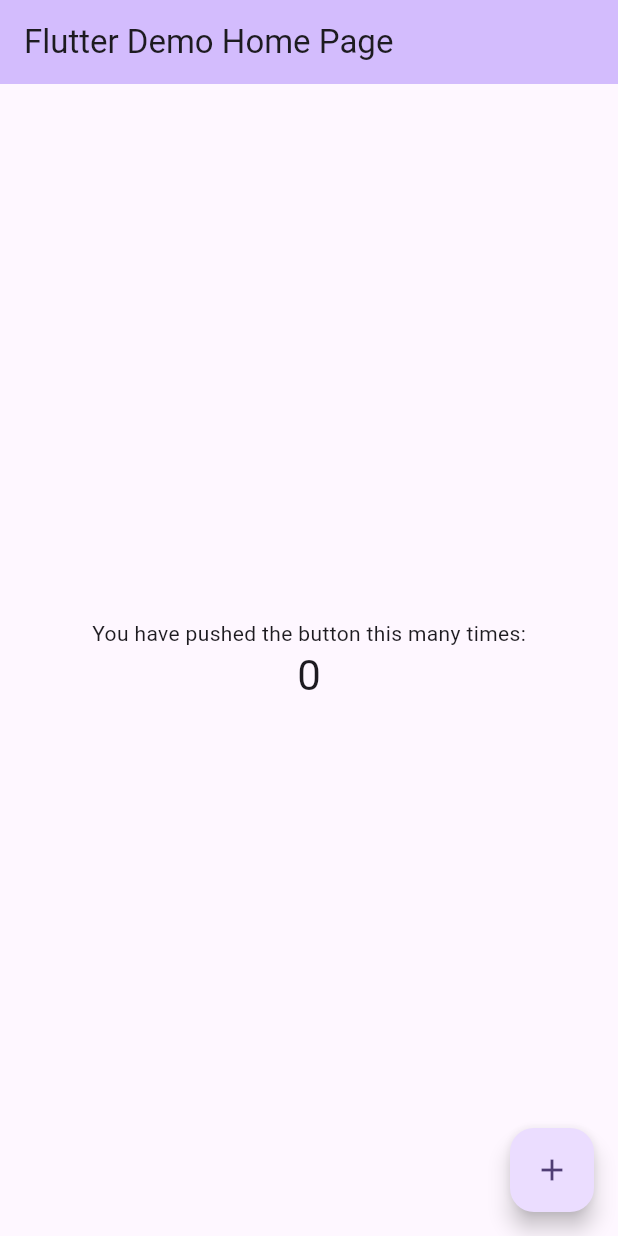
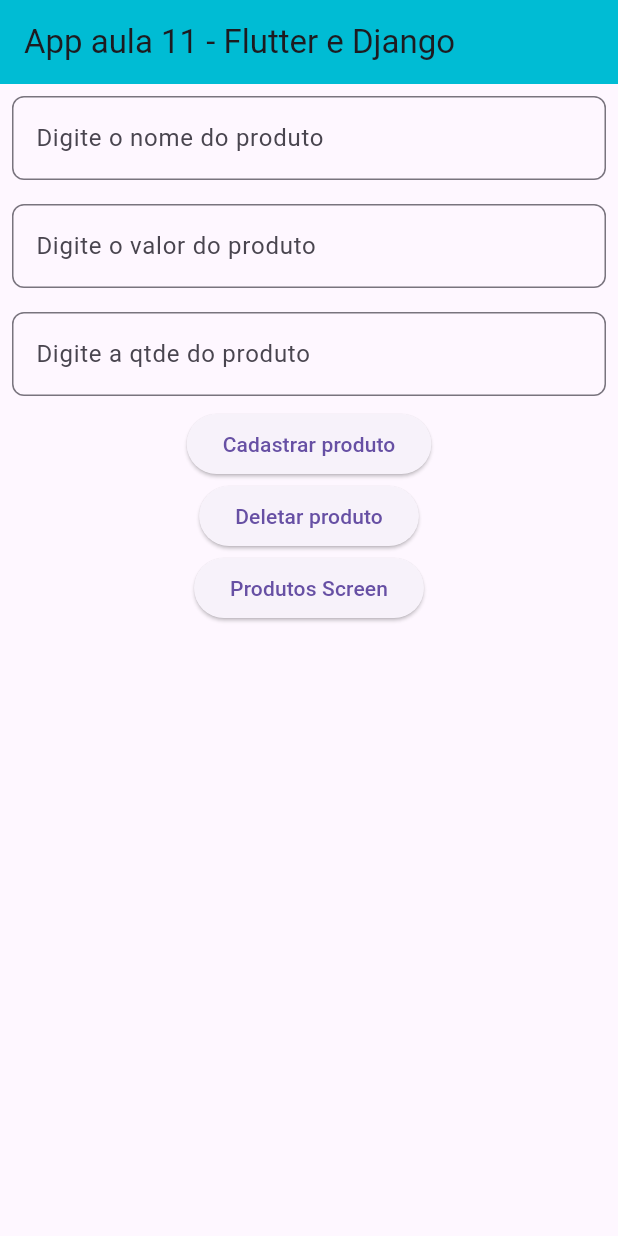
Before and after one commit to Gui-Rocha06/Aplicacoes-mobile-26, a Flutter app: the screen it shows after launch, on a phone screen of 412 x 824 dp. Run offline on Flutter 3.47's test engine with Material 3 defaults, Android fonts, the phone set to English and light mode, and no system bars; our stand-ins replace badges, shared_preferences, sqflite; missing offline and left inert: dart:ffi; accounts and stored records are empty.

Commit message:
Aula 11 - app com cadastro e tela de produtos

```diff
--- a/aula11/appaula11/lib/main.dart
+++ b/aula11/appaula11/lib/main.dart
@@ -1,125 +1,16 @@
+import 'package:appaula11/screens/cadastroprod.dart';
 import 'package:flutter/material.dart';
 
 void main() {
-  runApp(const MyApp());
+  runApp(AppAula11());
 }
 
-class MyApp extends StatelessWidget {
-  const MyApp({super.key});
+class AppAula11 extends StatelessWidget {
+  const AppAula11({super.key});
 
-  // This widget is the root of your application.
   @override
   Widget build(BuildContext context) {
     return MaterialApp(
-      title: 'Flutter Demo',
-      theme: ThemeData(
-        // This is the theme of your application.
-        //
-        // TRY THIS: Try running your application with "flutter run". You'll see
-        // the application has a purple toolbar. Then, without quitting the app,
-        // try changing the seedColor in the colorScheme below to Colors.green
-        // and then invoke "hot reload" (save your changes or press the "hot
-        // reload" button in a Flutter-supported IDE, or press "r" if you used
-        // the command line to start the app).
-        //
-        // Notice that the counter didn't reset back to zero; the application
-        // state is not lost during the reload. To reset the state, use hot
-        // restart instead.
-        //
-        // This works for code too, not just values: Most code changes can be
-        // tested with just a hot reload.
-        colorScheme: ColorScheme.fromSeed(seedColor: Colors.deepPurple),
-        useMaterial3: true,
-      ),
-      home: const MyHomePage(title: 'Flutter Demo Home Page'),
-    );
+    home: CadastroProduto());
   }
 }
-
-class MyHomePage extends StatefulWidget {
-  const MyHomePage({super.key, required this.title});
-
-  // This widget is the home page of your application. It is stateful, meaning
-  // that it has a State object (defined below) that contains fields that affect
-  // how it looks.
-
-  // This class is the configuration for the state. It holds the values (in this
-  // case the title) provided by the parent (in this case the App widget) and
-  // used by the build method of the State. Fields in a Widget subclass are
-  // always marked "final".
-
-  final String title;
-
-  @override
-  State<MyHomePage> createState() => _MyHomePageState();
-}
-
-class _MyHomePageState extends State<MyHomePage> {
-  int _counter = 0;
-
-  void _incrementCounter() {
-    setState(() {
-      // This call to setState tells the Flutter framework that something has
-      // changed in this State, which causes it to rerun the build method below
-      // so that the display can reflect the updated values. If we changed
-      // _counter without calling setState(), then the build method would not be
-      // called again, and so nothing would appear to happen.
-      _counter++;
-    });
-  }
-
-  @override
-  Widget build(BuildContext context) {
-    // This method is rerun every time setState is called, for instance as done
-    // by the _incrementCounter method above.
-    //
-    // The Flutter framework has been optimized to make rerunning build methods
-    // fast, so that you can just rebuild anything that needs updating rather
-    // than having to individually change instances of widgets.
-    return Scaffold(
-      appBar: AppBar(
-        // TRY THIS: Try changing the color here to a specific color (to
-        // Colors.amber, perhaps?) and trigger a hot reload to see the AppBar
-        // change color while the other colors stay the same.
-        backgroundColor: Theme.of(context).colorScheme.inversePrimary,
-        // Here we take the value from the MyHomePage object that was created by
-        // the App.build method, and use it to set our appbar title.
-        title: Text(widget.title),
-      ),
-      body: Center(
-        // Center is a layout widget. It takes a single child and positions it
-        // in the middle of the parent.
-        child: Column(
-          // Column is also a layout widget. It takes a list of children and
-          // arranges them vertically. By default, it sizes itself to fit its
-          // children horizontally, and tries to be as tall as its parent.
-          //
-          // Column has various properties to control how it sizes itself and
-          // how it positions its children. Here we use mainAxisAlignment to
-          // center the children vertically; the main axis here is the vertical
-          // axis because Columns are vertical (the cross axis would be
-          // horizontal).
-          //
-          // TRY THIS: Invoke "debug painting" (choose the "Toggle Debug Paint"
-          // action in the IDE, or press "p" in the console), to see the
-          // wireframe for each widget.
-          mainAxisAlignment: MainAxisAlignment.center,
-          children: <Widget>[
-            const Text(
-              'You have pushed the button this many times:',
-            ),
-            Text(
-              '$_counter',
-              style: Theme.of(context).textTheme.headlineMedium,
-            ),
-          ],
-        ),
-      ),
-      floatingActionButton: FloatingActionButton(
-        onPressed: _incrementCounter,
-        tooltip: 'Increment',
-        child: const Icon(Icons.add),
-      ), // This trailing comma makes auto-formatting nicer for build methods.
-    );
-  }
-}
--- /dev/null
+++ b/aula11/appaula11/lib/screens/cadastroprod.dart
@@ -0,0 +1,144 @@
+import 'package:appaula11/screens/prodscreen.dart';
+import 'package:flutter/material.dart';
+import 'package:flutter/services.dart';
+import 'package:http/http.dart'
+    as http; // Biblioteca para realizar requisições http
+import 'dart:convert';
+
+class CadastroProduto extends StatefulWidget {
+  const CadastroProduto({super.key});
+
+  @override
+  State<CadastroProduto> createState() => _CadastroProdutoState();
+}
+
+class _CadastroProdutoState extends State<CadastroProduto> {
+  // Criando as variaveis para cadastro dos produtos
+  TextEditingController nomeprod = TextEditingController();
+  TextEditingController qtde = TextEditingController();
+  TextEditingController price = TextEditingController();
+
+  // Função para fazer o cadastro dos produtos
+  _cadastroproduto() async {
+    String url = "http://10.109.84.20/api/produtos/";
+
+    // Cria a estrutura da mensagem para cadastro dos produtos
+    Map<String, dynamic> prod = {
+      "nome": nomeprod.text,
+      "quantidade": qtde.text,
+      "preco": price.text
+    };
+
+    await http.post(Uri.parse(url),
+        headers: <String, String>{
+          'Content-type': 'application/json; charset=UTF-8'
+        },
+        body: jsonEncode(prod));
+
+    nomeprod.text = "";
+    price.text = "";
+    qtde.text = "";
+
+    // Função para cadastrar um produto
+    showDialog(
+        context: context,
+        builder: (BuildContext) {
+          return AlertDialog(
+            content: Text("Produto ${nomeprod.text} cadastrado !"),
+            actions: [
+              TextButton(
+                  onPressed: () {
+                    Navigator.pop(context);
+                  },
+                  child: Text('Fechar'))
+            ],
+          );
+        });
+  }
+
+  // Função de deletar o produto
+  _deletarProduto() {
+    // Metodo para deletar um produto
+    http.delete(Uri.parse('http://10.109.84.20/api/produtos/${nomeprod.text}/'));
+    nomeprod.text = "";
+    showDialog(
+        context: context,
+        builder: (BuildContext) {
+          return AlertDialog(
+            content: Text("Produto ${nomeprod.text} deletado !"),
+            actions: [
+              TextButton(
+                  onPressed: () {
+                    Navigator.pop(context);
+                  },
+                  child: Text('Fechar'))
+            ],
+          );
+        });
+  }
+
+  @override
+  Widget build(BuildContext context) {
+    return Scaffold(
+      appBar: AppBar(
+        backgroundColor: Colors.cyan,
+        title: Text("App aula 11 - Flutter e Django"),
+      ),
+      body: Column(
+        children: [
+          Padding(
+            padding: const EdgeInsets.all(8.0),
+            child: TextField(
+              keyboardType: TextInputType.name,
+              decoration: InputDecoration(
+                border: OutlineInputBorder(
+                  borderRadius: BorderRadius.circular(8)
+                ),
+                hintText: "Digite o nome do produto"
+              ),
+              controller: nomeprod,
+            ),
+          ),
+          Padding(
+            padding: const EdgeInsets.all(8.0),
+            child: TextField(
+              keyboardType: TextInputType.name,
+              decoration: InputDecoration(
+                border: OutlineInputBorder(
+                  borderRadius: BorderRadius.circular(8)
+                ),
+                hintText: "Digite o valor do produto"
+              ),
+              controller: price,
+
+            ),
+          ),
+          Padding(
+            padding: const EdgeInsets.all(8.0),
+            child: TextField(
+              keyboardType: TextInputType.text,
+              decoration: InputDecoration(
+                border: OutlineInputBorder(
+                  borderRadius: BorderRadius.circular(8)
+                ),
+                hintText: "Digite a qtde do produto"
+              ),
+              controller: qtde,
+            ),
+          ),
+
+          ElevatedButton(onPressed: _cadastroproduto,
+          child: Text("Cadastrar produto")),
+          ElevatedButton(onPressed: _deletarProduto, child: Text('Deletar produto')),
+          ElevatedButton(onPressed: (){
+            MaterialPageRoute(builder: (context)=>Prodscreen());
+
+          }, child: Text('Produtos Screen'))
+
+
+
+        ],
+      ),
+    );
+  }
+}
--- a/aula11/appaula11/pubspec.yaml
+++ b/aula11/appaula11/pubspec.yaml
@@ -34,6 +34,7 @@ dependencies:
   # The following adds the Cupertino Icons font to your application.
   # Use with the CupertinoIcons class for iOS style icons.
   cupertino_icons: ^1.0.8
+  http: ^0.13.3
 
 dev_dependencies:
   flutter_test:
```
Also changed, not shown: aula11/appaula11/lib/screens/prodscreen.dart (added, +269 -0 lines), aula11/appaula11/pubspec.lock, 4 other files.
